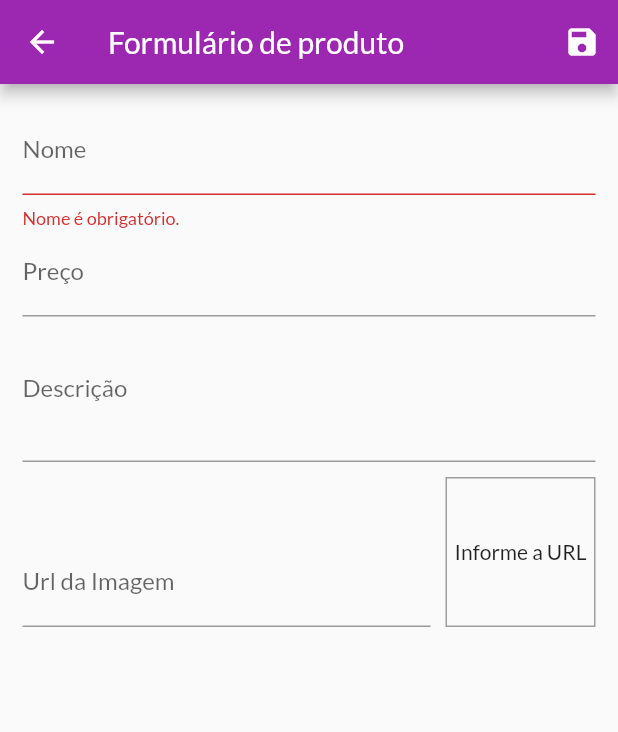
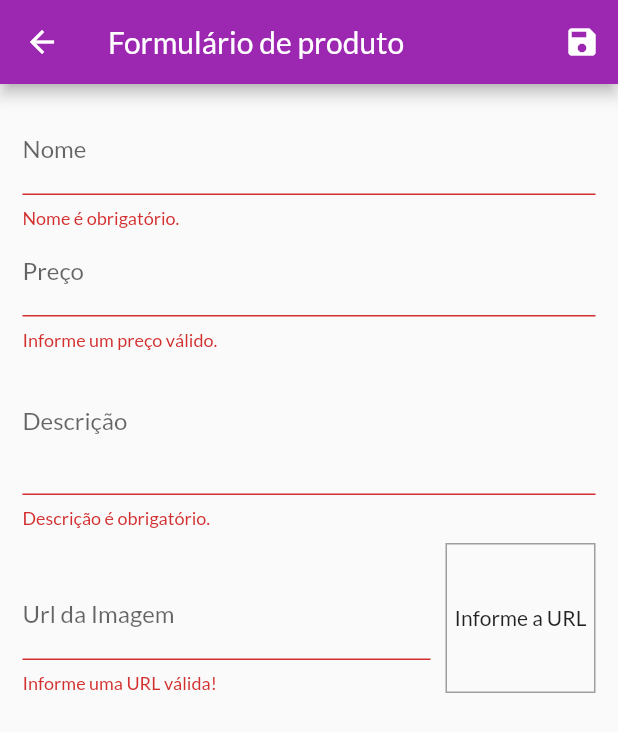
Before and after one commit to Jo-Analyst/shop-2, a Flutter app: the ProductFormPage screen opened by its route, after a tap on the "save" icon, on a phone screen of 412 x 824 dp. Shown: the top 732 px of the screen. Run offline on Flutter 3.47's test engine with Material 2 defaults, Android fonts, the phone set to English and light mode, and no system bars; network calls fail.

Commit message:
262. Validação do Formulário #02

```diff
--- a/lib/pages/product_form_page.dart
+++ b/lib/pages/product_form_page.dart
@@ -36,6 +36,15 @@ class _ProductFormPageState extends State<ProductFormPage> {
 
   void updateImage() {
     setState(() {});
+  }
+
+  bool isValidImageUrl(String url) {
+    bool isValidUrl = Uri.tryParse(url)?.hasAbsolutePath ?? false;
+    bool endsWithFile = url.toLowerCase().endsWith(".png") ||
+        url.toLowerCase().endsWith(".jpg") ||
+        url.toLowerCase().endsWith(".jpeg");
+
+    return isValidUrl && endsWithFile;
   }
 
   void _submitForm() {
@@ -104,6 +113,16 @@ class _ProductFormPageState extends State<ProductFormPage> {
                 ),
                 onSaved: (price) =>
                     _formData['price'] = double.parse(price ?? "0"),
+                validator: (priceField) {
+                  final priceString = priceField ?? '';
+                  final price = double.tryParse(priceString) ?? -1;
+
+                  if (price < 0) {
+                    return "Informe um preço válido.";
+                  }
+
+                  return null;
+                },
               ),
               TextFormField(
                 decoration: const InputDecoration(labelText: "Descrição"),
@@ -112,6 +131,18 @@ class _ProductFormPageState extends State<ProductFormPage> {
                 maxLines: 3,
                 onSaved: (description) =>
                     _formData['description'] = description ?? '',
+                validator: (descriptionField) {
+                  String description = descriptionField ?? "";
+
+                  if (description.trim().isEmpty) {
+                    return 'Descrição é obrigatório.';
+                  }
+                  if (description.trim().length < 10) {
+                    return 'Nome precisa no mínimo de 10 letras.';
+                  }
+
+                  return null;
+                },
               ),
               Row(
                 crossAxisAlignment: CrossAxisAlignment.end,
@@ -127,6 +158,14 @@ class _ProductFormPageState extends State<ProductFormPage> {
                       keyboardType: TextInputType.url,
                       onSaved: (imageUrl) =>
                           _formData['imageUrl'] = imageUrl ?? '',
+                      validator: (imageUri) {
+                        final imageUrl = imageUri ?? '';
+                        if (!isValidImageUrl(imageUrl)) {
+                          return "Informe uma URL válida!";
+                        }
+
+                        return null;
+                      },
                     ),
                   ),
                   Container(
@@ -148,6 +187,8 @@ class _ProductFormPageState extends State<ProductFormPage> {
                         : FittedBox(
                             fit: BoxFit.cover,
                             child: Image.network(
+                              //           height: 100,
+                              // width: 100,
                               _imageUrlController.text,
                             ),
                           ),
```
